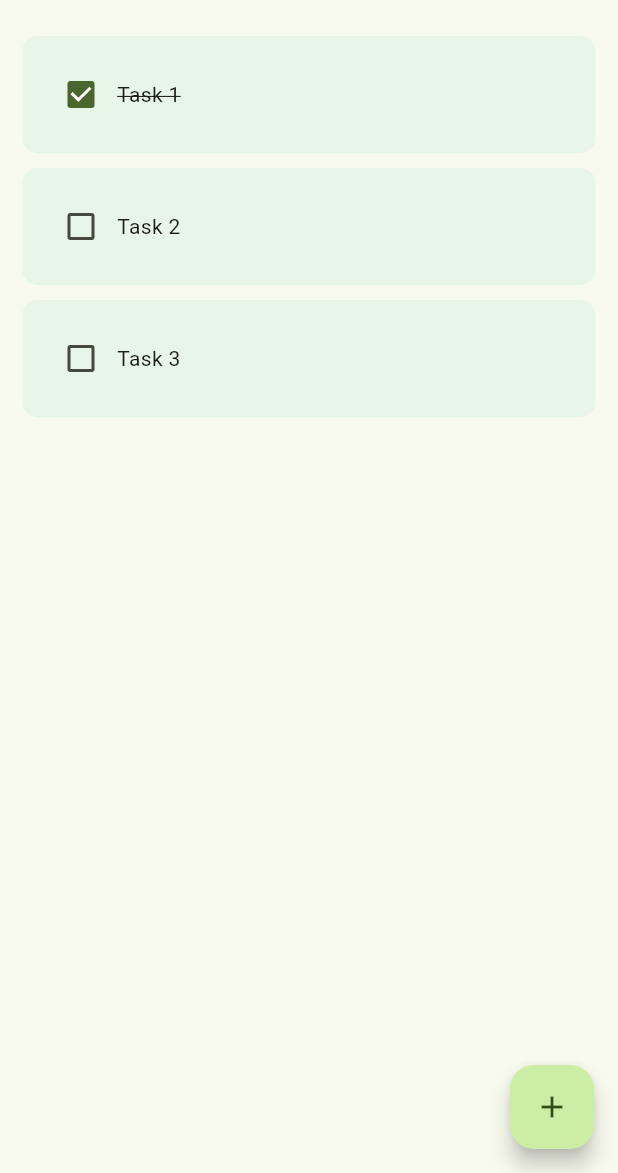
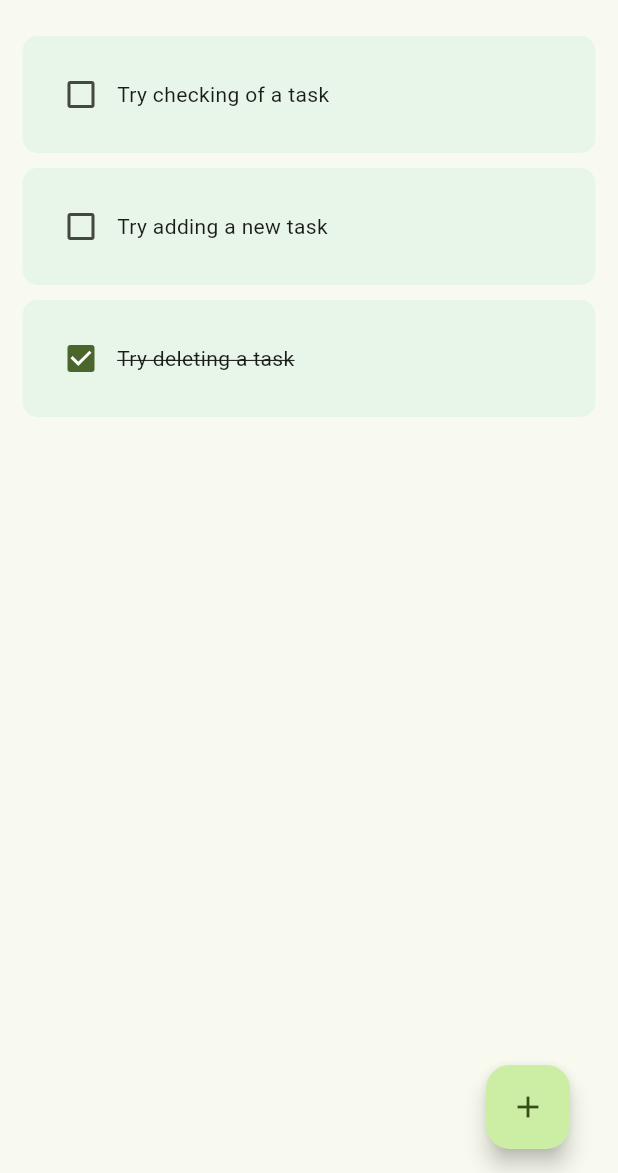
Before and after one commit to PaulaSelim/To-Do-App, a Flutter app: the screen it shows after launch, on a phone screen of 412 x 824 dp, the part 63-1236 px from its top. Run offline on Flutter 3.47's test engine with Material 3 defaults, Android fonts, the phone set to English and light mode, and no system bars; our stand-ins replace hive_flutter; accounts and stored records are empty.

Commit message:
refactored code to use Hive database for managing tasks

```diff
--- a/lib/ui/views/home_page.dart
+++ b/lib/ui/views/home_page.dart
@@ -1,4 +1,6 @@
 import 'package:flutter/material.dart';
+import 'package:hive_flutter/hive_flutter.dart';
+import 'package:to_do/data/database.dart';
 import 'package:to_do/utils/todo_tile.dart';
 import 'package:to_do/utils/dialog_box.dart';
 
@@ -10,20 +12,48 @@ class HomePage extends StatefulWidget {
 }
 
 class _HomePageState extends State<HomePage> {
-  //list of tasks
-  List toDoList = [
-    ['Task 1', true],
-    ['Task 2', false],
-    ['Task 3', false],
-  ];
+  //text controller for the dialog box
+  final _controller = TextEditingController();
+
+  ToDoDataBase db = ToDoDataBase();
+
+  //reference to the hive box
+  final _myBox = Hive.box('toDoListBox');
+
+  @override
+  void initState() {
+    // if this is the first time the app is running, create the initial data
+
+    if (_myBox.get("TODOLIST") == null) {
+      db.createInitialData();
+    } else {
+      // there already exists data in the database
+      db.loadData();
+    }
+
+    super.initState();
+  }
 
   //checkbox was tapped
   void checkBoxChanged(bool? value, int index) {
     setState(
       () {
-        toDoList[index][1] = !toDoList[index][1];
+        db.toDoList[index][1] = !db.toDoList[index][1];
       },
     );
+    db.updateDataBase();
+  }
+
+  //save the new task
+  void saveNewTask() {
+    setState(
+      () {
+        db.toDoList.add([_controller.text, false]);
+        _controller.clear();
+        Navigator.of(context).pop();
+      },
+    );
+    db.updateDataBase();
   }
 
   //add a new task
@@ -31,9 +61,23 @@ class _HomePageState extends State<HomePage> {
     showDialog(
       context: context,
       builder: (context) {
-        return DialogBox();
+        return DialogBox(
+          controller: _controller,
+          onSave: saveNewTask,
+          onCancel: () => Navigator.of(context).pop(),
+        );
       },
     );
+  }
+
+  //delete a task
+  void deleteTask(int index) {
+    setState(
+      () {
+        db.toDoList.removeAt(index);
+      },
+    );
+    db.updateDataBase();
   }
 
   @override
@@ -47,20 +91,24 @@ class _HomePageState extends State<HomePage> {
 
       //floating action button
 
-      floatingActionButton: FloatingActionButton(
-        onPressed: addTask,
-        child: const Icon(Icons.add),
+      floatingActionButton: Padding(
+        padding: const EdgeInsets.only(right: 16.0),
+        child: FloatingActionButton(
+          onPressed: addTask,
+          child: const Icon(Icons.add),
+        ),
       ),
 
       //list of tasks
 
       body: ListView.builder(
-        itemCount: toDoList.length,
+        itemCount: db.toDoList.length,
         itemBuilder: (context, index) {
           return ToDoTile(
-            taskName: toDoList[index][0],
-            isDone: toDoList[index][1],
+            taskName: db.toDoList[index][0],
+            isDone: db.toDoList[index][1],
             onChanged: (value) => checkBoxChanged(value, index),
+            deleteFunction: () => deleteTask(index),
           );
         },
       ),
```
